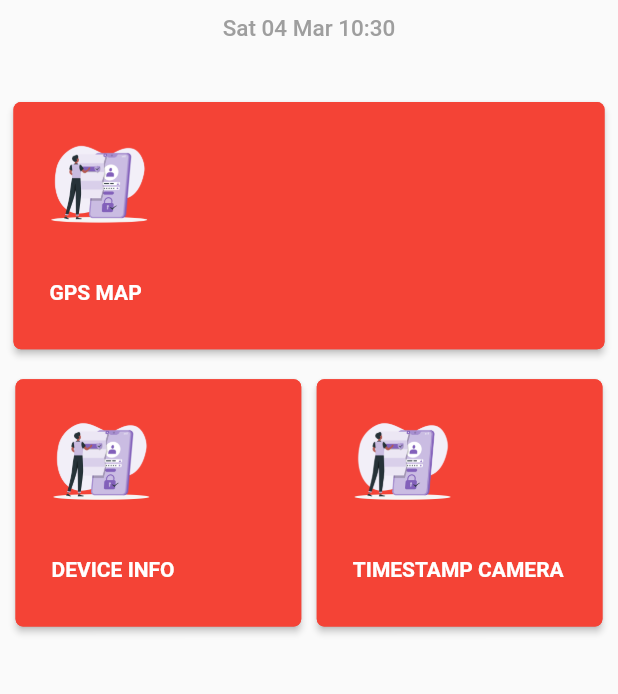
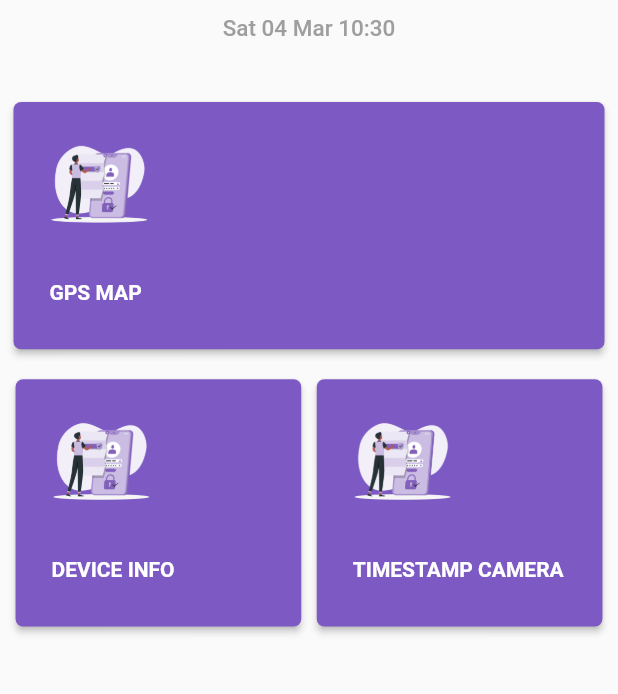
Before and after one commit to alifyacode/synapsysid_challenge_app, a Flutter app: the UserDashboard screen opened directly, on a phone screen of 412 x 824 dp, the part 372-1066 px from its top. Run offline on Flutter 3.47's test engine with Material 2 defaults, Android fonts, the phone set to English and light mode, and no system bars; our stand-ins replace loading_animation_widget, shared_preferences, sqflite, top_snackbar_flutter; accounts and stored records are empty; Roboto replaces fonts that are missing (mplus1).

Commit message:
user dashboard

```diff
--- a/lib/src/feature/home/user_dashboard.dart
+++ b/lib/src/feature/home/user_dashboard.dart
@@ -124,11 +124,11 @@ class _UserDashboardState extends State<UserDashboard> {
                         ),
                         style: ButtonStyle(
                             foregroundColor: MaterialStateProperty.all<Color>(Colors.white),
-                            backgroundColor: MaterialStateProperty.all<Color>(Colors.red),
+                            backgroundColor: MaterialStateProperty.all<Color>(Color(
+                                0xff7c59c3)),
                             shape: MaterialStateProperty.all<RoundedRectangleBorder>(
                                 RoundedRectangleBorder(
                                     borderRadius: BorderRadius.circular(5.0),
-                                    side: BorderSide(color: Colors.red)
                                 )
                             )
                         ),
@@ -175,11 +175,11 @@ class _UserDashboardState extends State<UserDashboard> {
                             ),
                             style: ButtonStyle(
                                 foregroundColor: MaterialStateProperty.all<Color>(Colors.white),
-                                backgroundColor: MaterialStateProperty.all<Color>(Colors.red),
+                                backgroundColor: MaterialStateProperty.all<Color>(Color(
+                                    0xff7c59c3)),
                                 shape: MaterialStateProperty.all<RoundedRectangleBorder>(
                                     RoundedRectangleBorder(
                                         borderRadius: BorderRadius.circular(5.0),
-                                        side: BorderSide(color: Colors.red)
                                     )
                                 )
                             ),
@@ -223,11 +223,10 @@ class _UserDashboardState extends State<UserDashboard> {
                             ),
                             style: ButtonStyle(
                                 foregroundColor: MaterialStateProperty.all<Color>(Colors.white),
-                                backgroundColor: MaterialStateProperty.all<Color>(Colors.red),
-                                shape: MaterialStateProperty.all<RoundedRectangleBorder>(
+                                backgroundColor: MaterialStateProperty.all<Color>(Color(
+                                    0xff7c59c3)),                                   shape: MaterialStateProperty.all<RoundedRectangleBorder>(
                                     RoundedRectangleBorder(
                                         borderRadius: BorderRadius.circular(5.0),
-                                        side: BorderSide(color: Colors.red)
                                     )
                                 )
                             ),
```
